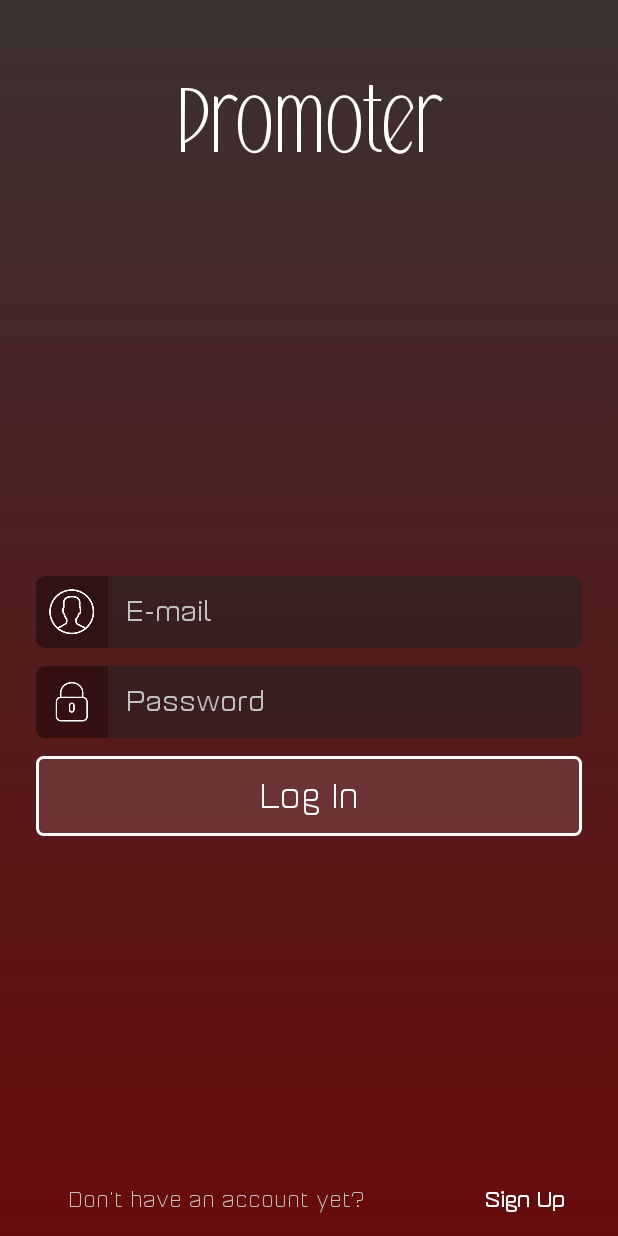
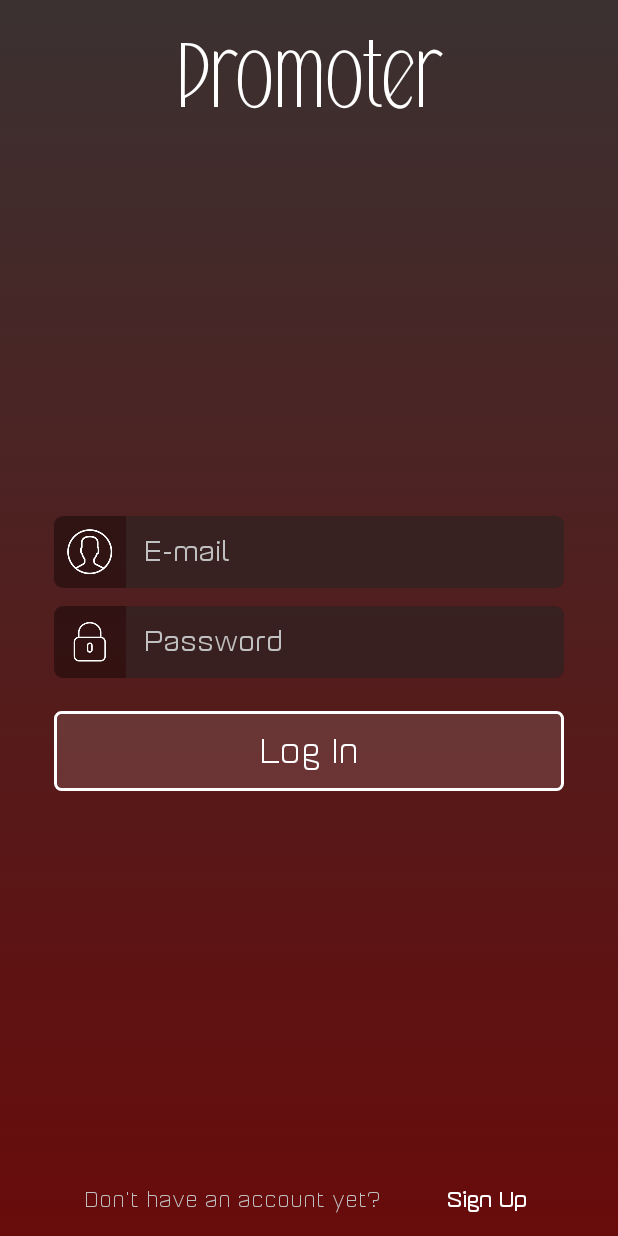
Before and after one commit to st1ch/Party-Tonight-Android, an Android app: the PromoterSignInActivity screen opened directly, with no data from a screen before it, on a phone screen of 412 x 824 dp. Run offline under Robolectric (Android 15) with nearby library versions, the phone set to English and light mode, and no system bars; our stand-ins replace ButterKnife; 1 statement that could not run was skipped.

Commit message:
RES update

```diff
--- a/app/src/main/res/drawable/edittext_curved_translucent_with_icon.xml
+++ b/app/src/main/res/drawable/edittext_curved_translucent_with_icon.xml
@@ -4,24 +4,21 @@
     <item android:id="@+id/drawableBlock">
 
         <shape>
-            <solid android:color="#64000000" />
-            <corners android:radius="6dp" />
-            <size
-                android:width="48dp"
-                android:height="48dp" />
+            <solid android:color="@color/colorEditTextSignBackground" />
+            <corners android:radius="@dimen/edittext_curved_radius" />
         </shape>
     </item>
 
     <item android:left="48dp">
 
         <shape>
-            <solid android:color="@color/colorEditTextSignBackground" />
+            <solid android:color="@color/colorEditTextSign" />
             <corners
                 android:bottomLeftRadius="0dp"
-                android:bottomRightRadius="6dp"
-                android:radius="6dp"
+                android:bottomRightRadius="@dimen/edittext_curved_radius"
+                android:radius="@dimen/edittext_curved_radius"
                 android:topLeftRadius="0dp"
-                android:topRightRadius="6dp" />
+                android:topRightRadius="@dimen/edittext_curved_radius" />
         </shape>
     </item>
 
--- a/app/src/main/res/layout/activity_promoter_sign_in.xml
+++ b/app/src/main/res/layout/activity_promoter_sign_in.xml
@@ -5,22 +5,23 @@
     android:layout_height="match_parent"
     android:background="@color/colorAnimationGradientBase">
 
-    <LinearLayout xmlns:android="http://schemas.android.com/apk/res/android"
-        xmlns:tools="http://schemas.android.com/tools"
+    <LinearLayout
         android:id="@+id/activity_promoter_sign_in"
         android:layout_width="match_parent"
         android:layout_height="match_parent"
         android:background="@drawable/anim_transition_color"
         android:orientation="vertical"
+        android:paddingLeft="@dimen/activity_sign_padding_horizontal"
+        android:paddingRight="@dimen/activity_sign_padding_horizontal"
         tools:context="app.media.opp.partytonight.presentation.activities.PromoterSignInActivity">
 
         <app.media.opp.partytonight.presentation.app.view.TextViewHeader2
             android:layout_width="match_parent"
             android:layout_height="wrap_content"
             android:gravity="center"
-            android:padding="48dp"
-            android:text="Promoter"
-            android:textSize="64dp" />
+            android:padding="@dimen/textview_sign_title_padding"
+            android:text="@string/promoter"
+            android:textSize="@dimen/text_size_sign_part" />
 
 
         <View
@@ -31,8 +32,6 @@
         <LinearLayout
             android:layout_width="match_parent"
             android:layout_height="wrap_content"
-            android:layout_marginLeft="24dp"
-            android:layout_marginRight="24dp"
             android:focusable="true"
             android:focusableInTouchMode="true"
             android:orientation="vertical">
@@ -41,8 +40,8 @@
                 android:id="@+id/etEmail"
                 android:layout_width="match_parent"
                 android:layout_height="48dp"
-                android:layout_marginBottom="6dp"
-                android:layout_marginTop="6dp"
+                android:layout_marginBottom="@dimen/activity_vertical_margin_less"
+                android:layout_marginTop="@dimen/activity_vertical_margin_less"
                 android:drawableLeft="@mipmap/ic_account"
                 android:drawablePadding="12dp"
                 android:drawableStart="@mipmap/ic_account"
@@ -57,8 +56,8 @@
                 android:id="@+id/etPassword"
                 android:layout_width="match_parent"
                 android:layout_height="48dp"
-                android:layout_marginBottom="6dp"
-                android:layout_marginTop="6dp"
+                android:layout_marginBottom="@dimen/activity_vertical_margin_less"
+                android:layout_marginTop="@dimen/activity_vertical_margin_less"
                 android:drawableLeft="@mipmap/ic_password"
                 android:drawablePadding="12dp"
                 android:drawableStart="@mipmap/ic_password"
@@ -74,8 +73,8 @@
                 android:id="@+id/bLogIn"
                 android:layout_width="match_parent"
                 android:layout_height="wrap_content"
-                android:layout_marginBottom="6dp"
-                android:layout_marginTop="6dp"
+                android:layout_marginBottom="@dimen/activity_vertical_margin"
+                android:layout_marginTop="@dimen/activity_vertical_margin"
                 android:paddingBottom="@dimen/button_curved_transparent_padding_vertical"
                 android:paddingTop="@dimen/button_curved_transparent_padding_vertical"
                 android:text="@string/logIn"
@@ -99,7 +98,7 @@
                 android:layout_height="wrap_content"
                 android:layout_weight="7"
                 android:gravity="center"
-                android:text="Don't have an account yet?"
+                android:text="@string/don_t_have_an_account_yet"
                 android:textColor="@color/colorTextSignIn" />
 
             <app.media.opp.partytonight.presentation.app.view.ButtonTransparent
--- a/app/src/main/res/values/colors.xml
+++ b/app/src/main/res/values/colors.xml
@@ -25,7 +25,8 @@
     <color name="colorTextViewMadeBy">#c6ffffff</color>
 
     <!-- EditTexts in signing part -->
-    <color name="colorEditTextSignBackground">#3c4e4e4e</color>
+    <color name="colorEditTextSignBackground">#64000000</color>
+    <color name='colorEditTextSign'>#3c4e4e4e</color>
 
 
     <color name="colorTextSignIn">#c0c0c0</color>
--- a/app/src/main/res/values/dimens.xml
+++ b/app/src/main/res/values/dimens.xml
@@ -2,6 +2,7 @@
     <!-- Default screen margins, per the Android Design guidelines. -->
     <dimen name="activity_horizontal_margin">16dp</dimen>
     <dimen name="activity_vertical_margin">16dp</dimen>
+    <dimen name="activity_vertical_margin_less">6dp</dimen>
     <dimen name="padding_dialog">20dp</dimen>
 
     <!-- TextView with app title -->
@@ -13,7 +14,7 @@
     <dimen name="textview_made_by_padding_bottom">4dp</dimen>
 
     <!-- EditTexts in signing part -->
-    <dimen name="edittext_curved_radius">5dp</dimen>
+    <dimen name="edittext_curved_radius">6dp</dimen>
     <dimen name="edittext_curved_translucent_padding">8dp</dimen>
     <dimen name="edittext_curved_translucent_height">48dp</dimen>
 
@@ -23,4 +24,10 @@
     <dimen name="button_curved_transparent_text_size">22sp</dimen>
     <dimen name="button_curved_transparent_padding_vertical">13dp</dimen>
 
+
+    <dimen name="activity_sign_padding_horizontal">36dp</dimen>
+    <dimen name="text_size_sign_part">64sp</dimen>
+    <dimen name="textview_sign_title_padding">18dp</dimen>
+    <dimen name="activity_sign_list_margin_vertical">6dp</dimen>
+
 </resources>
--- a/app/src/main/res/values/strings.xml
+++ b/app/src/main/res/values/strings.xml
@@ -16,4 +16,6 @@
     <string name="pleaseWait">Please, wait...</string>
     <string name="animation_frame">animation_frame</string>
     <string name="textview_made_by">Made by Media Opp.</string>
+    <string name="don_t_have_an_account_yet">Don\'t have an account yet?</string>
+    <string name="already_have_an_account">Already have an account?</string>
 </resources>
```
Also changed, not shown: app/src/main/res/drawable/edittext_curved_translucent.xml (+4 -7 lines), app/src/main/res/layout/activity_promoter_sign_up.xml (+18 -18 lines).
